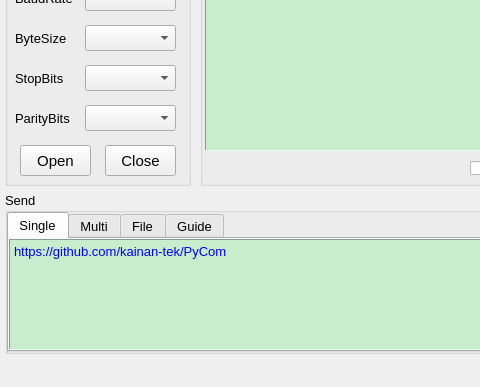
Before: the Qt Designer form ui/mainwindow.ui in kainan-tek/PyCom, drawn with Qt 5; both pictures show x 0 to 480 and y 143 to 530 of the 750 by 530 pixel window.
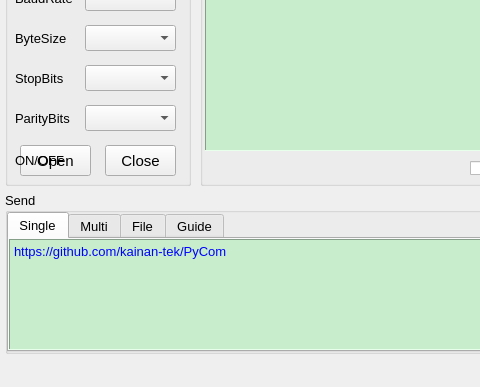
After: the same form once the commit is applied.

```diff
--- a/ui/mainwindow.ui
+++ b/ui/mainwindow.ui
@@ -342,6 +342,25 @@
       <bool>false</bool>
      </property>
     </widget>
+    <widget class="QLabel" name="label_switch">
+     <property name="geometry">
+      <rect>
+       <x>10</x>
+       <y>265</y>
+       <width>66</width>
+       <height>30</height>
+      </rect>
+     </property>
+     <property name="font">
+      <font>
+       <pointsize>10</pointsize>
+       <bold>false</bold>
+      </font>
+     </property>
+     <property name="text">
+      <string>ON/OFF</string>
+     </property>
+    </widget>
    </widget>
    <widget class="QGroupBox" name="groupBox_2">
     <property name="geometry">
```
Left out of the diff: 4 changed lines with no effect on the pictures.
